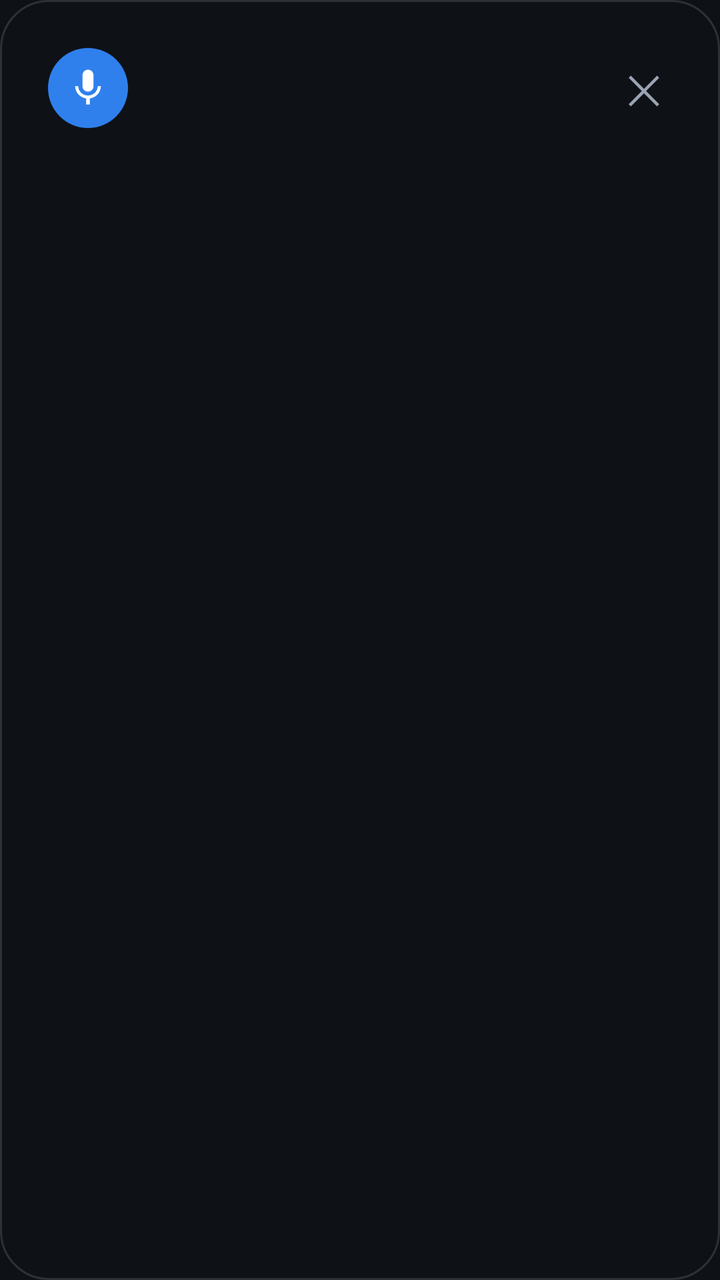
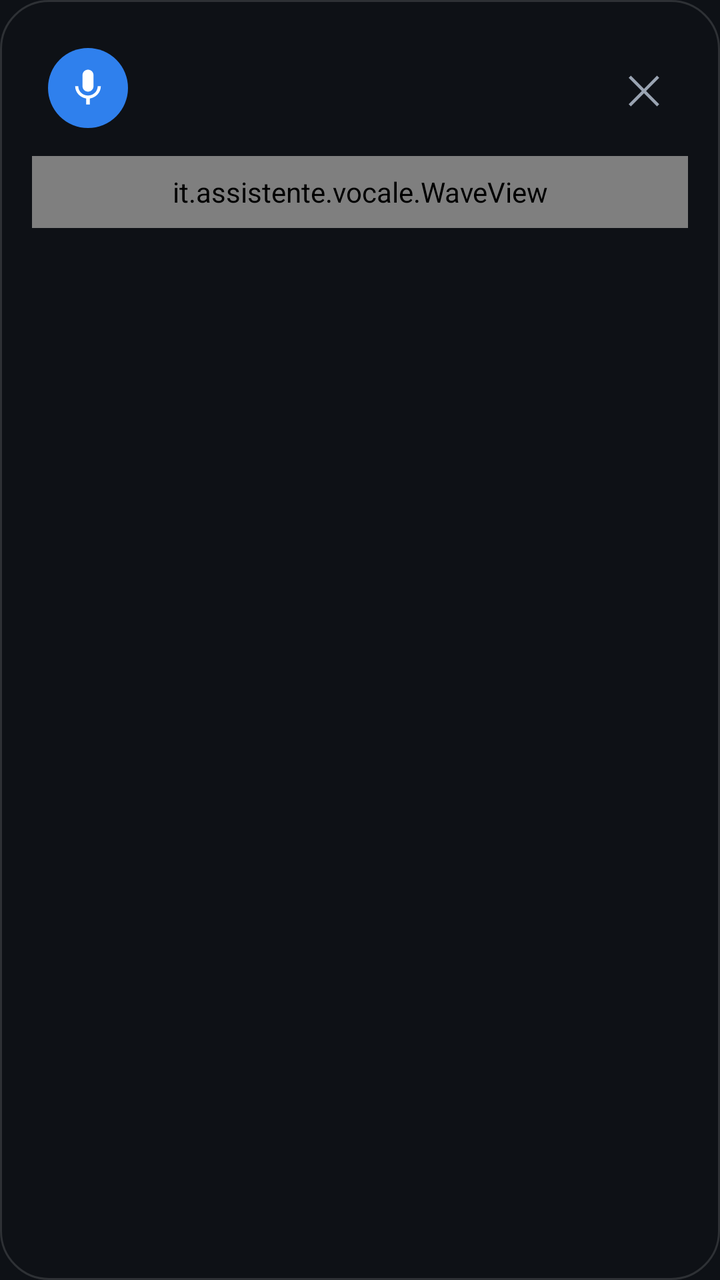

Compare the two renders of this Android layout. The source of the first and the diff that turns it into the second are given below.
<!-- AndroidManifest.xml: application theme Theme.Assistente -->
<!-- res/layout/assistant_card.xml -->
<?xml version="1.0" encoding="utf-8"?>
<LinearLayout xmlns:android="http://schemas.android.com/apk/res/android"
    android:id="@+id/card"
    android:layout_width="match_parent"
    android:layout_height="wrap_content"
    android:background="@drawable/card_bg"
    android:clickable="true"
    android:elevation="12dp"
    android:orientation="vertical"
    android:padding="16dp">

    <LinearLayout
        android:layout_width="match_parent"
        android:layout_height="wrap_content"
        android:gravity="center_vertical"
        android:orientation="horizontal">

        <FrameLayout
            android:layout_width="56dp"
            android:layout_height="56dp">

            <View
                android:id="@+id/circle"
                android:layout_width="40dp"
                android:layout_height="40dp"
                android:layout_gravity="center"
                android:background="@drawable/circle"
                android:backgroundTint="@color/listening" />

            <ImageView
                android:layout_width="22dp"
                android:layout_height="22dp"
                android:layout_gravity="center"
                android:importantForAccessibility="no"
                android:src="@drawable/ic_mic" />
        </FrameLayout>

        <LinearLayout
            android:layout_width="0dp"
            android:layout_height="wrap_content"
            android:layout_marginStart="12dp"
            android:layout_weight="1"
            android:orientation="vertical">

            <TextView
                android:id="@+id/message"
                android:layout_width="match_parent"
                android:layout_height="wrap_content"
                android:textColor="@color/text_dim"
                android:textSize="14sp" />

            
            <TextView
                android:id="@+id/transcript"
                android:layout_width="match_parent"
                android:layout_height="wrap_content"
                android:layout_marginTop="2dp"
                android:textColor="@color/text"
                android:textSize="22sp"
                android:textStyle="bold" />
        </LinearLayout>

        <TextView
            android:id="@+id/cancel"
            android:layout_width="44dp"
            android:layout_height="44dp"
            android:layout_marginStart="8dp"
            android:background="?android:attr/selectableItemBackgroundBorderless"
            android:contentDescription="Annulla"
            android:gravity="center"
            android:text="✕"
            android:textColor="@color/text_dim"
            android:textSize="20sp" />
    </LinearLayout>

    <LinearLayout
        android:id="@+id/options"
        android:layout_width="match_parent"
        android:layout_height="wrap_content"
        android:layout_marginTop="4dp"
        android:orientation="vertical"
        android:visibility="gone" />
</LinearLayout>
<!-- resources referenced by this layout -->
<resources>
  <color name="listening">#FF2F80ED</color>
  <color name="text">#FFF2F4F7</color>
  <color name="text_dim">#FF9AA4B2</color>
  <!-- drawable card_bg (drawable) -->
  <shape xmlns:android="http://schemas.android.com/apk/res/android" android:shape="rectangle">
      <solid android:color="@color/bg" />
      <corners android:radius="24dp" />
      <stroke android:width="1dp" android:color="#22FFFFFF" />
  </shape>
  <!-- drawable circle (drawable) -->
  <shape xmlns:android="http://schemas.android.com/apk/res/android" android:shape="oval">
      <solid android:color="#FFFFFFFF" />
  </shape>
  <!-- drawable ic_mic (drawable) -->
  <vector xmlns:android="http://schemas.android.com/apk/res/android"
      android:width="24dp" android:height="24dp"
      android:viewportWidth="24" android:viewportHeight="24">
      <path android:fillColor="#FFFFFFFF"
          android:pathData="M12,14c1.66,0 3,-1.34 3,-3V5c0,-1.66 -1.34,-3 -3,-3S9,3.34 9,5v6C9,12.66 10.34,14 12,14zM17.3,11c0,3 -2.54,5.1 -5.3,5.1S6.7,14 6.7,11H5c0,3.41 2.72,6.23 6,6.72V21h2v-3.28c3.28,-0.48 6,-3.3 6,-6.72H17.3z" />
  </vector>
  <style name="Theme.Assistente" parent="android:Theme.Material.NoActionBar">
          <item name="android:colorAccent">@color/listening</item>
          <item name="android:windowBackground">@color/bg</item>
          <item name="android:statusBarColor">@color/bg</item>
          <item name="android:navigationBarColor">@color/bg</item>
          <item name="android:textColorPrimary">@color/text</item>
          <item name="android:textColorSecondary">@color/text_dim</item>
      </style>
  <color name="bg">#FF0E1116</color>
</resources>

<!-- the commit's change to res/layout/assistant_card.xml (unified diff, before → after) -->
@@ -5,7 +5,7 @@
     android:layout_height="wrap_content"
     android:background="@drawable/card_bg"
     android:clickable="true"
-    android:elevation="12dp"
+    android:elevation="16dp"
     android:orientation="vertical"
     android:padding="16dp">
 
@@ -73,6 +73,13 @@
             android:textSize="20sp" />
     </LinearLayout>
 
+    
+    <it.assistente.vocale.WaveView
+        android:id="@+id/waves"
+        android:layout_width="match_parent"
+        android:layout_height="36dp"
+        android:layout_marginTop="6dp" />
+
     <LinearLayout
         android:id="@+id/options"
         android:layout_width="match_parent"
